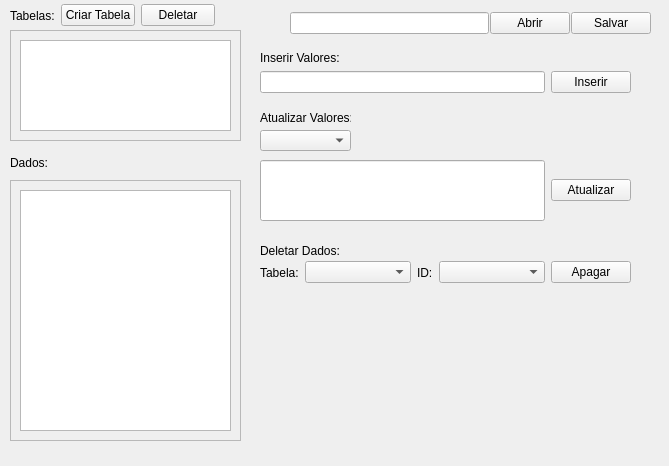
First picture: the form in Gerenciador de Banco de Dados/Design/gerenciador.ui, repository j-victor-silva/projetos_python, before the edit.
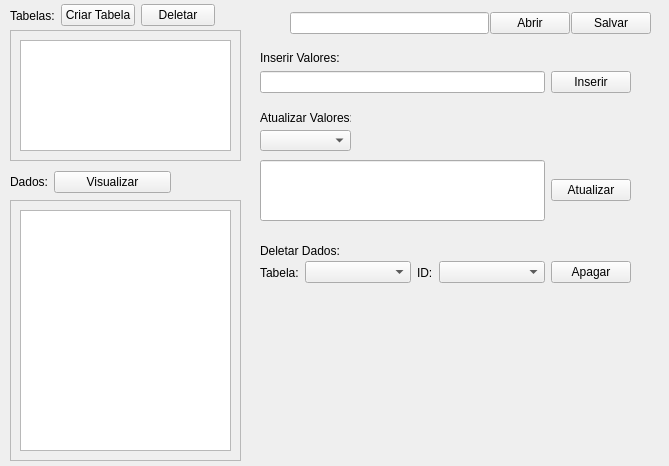
Second picture: the form after the edit.

Commit message: Visualização de Dados

The edit to the form file:
```diff
--- a/Gerenciador de Banco de Dados/Design/gerenciador.ui
+++ b/Gerenciador de Banco de Dados/Design/gerenciador.ui
@@ -32,7 +32,7 @@
       <x>10</x>
       <y>30</y>
       <width>231</width>
-      <height>111</height>
+      <height>131</height>
      </rect>
     </property>
     <property name="widgetResizable">
@@ -44,7 +44,7 @@
        <x>0</x>
        <y>0</y>
        <width>229</width>
-       <height>109</height>
+       <height>129</height>
       </rect>
      </property>
      <layout class="QGridLayout" name="gridLayout">
@@ -114,7 +114,7 @@
     <property name="geometry">
      <rect>
       <x>10</x>
-      <y>180</y>
+      <y>200</y>
       <width>231</width>
       <height>261</height>
      </rect>
@@ -151,19 +151,6 @@
      </layout>
     </widget>
    </widget>
-   <widget class="QLabel" name="label_7">
-    <property name="geometry">
-     <rect>
-      <x>10</x>
-      <y>153</y>
-      <width>47</width>
-      <height>20</height>
-     </rect>
-    </property>
-    <property name="text">
-     <string>Dados:</string>
-    </property>
-   </widget>
    <widget class="QWidget" name="horizontalLayoutWidget">
     <property name="geometry">
      <rect>
@@ -344,6 +331,41 @@
      </item>
     </layout>
    </widget>
+   <widget class="QWidget" name="gridLayoutWidget">
+    <property name="geometry">
+     <rect>
+      <x>10</x>
+      <y>170</y>
+      <width>161</width>
+      <height>25</height>
+     </rect>
+    </property>
+    <layout class="QGridLayout" name="gridLayout_4">
+     <property name="horizontalSpacing">
+      <number>6</number>
+     </property>
+     <item row="0" column="2">
+      <widget class="QPushButton" name="btnDados">
+       <property name="text">
+        <string>Visualizar</string>
+       </property>
+      </widget>
+     </item>
+     <item row="0" column="0">
+      <widget class="QLabel" name="label_7">
+       <property name="sizePolicy">
+        <sizepolicy hsizetype="Fixed" vsizetype="Preferred">
+         <horstretch>0</horstretch>
+         <verstretch>0</verstretch>
+        </sizepolicy>
+       </property>
+       <property name="text">
+        <string>Dados:</string>
+       </property>
+      </widget>
+     </item>
+    </layout>
+   </widget>
   </widget>
  </widget>
  <resources/>
```
The commit also changes 3 other files.
